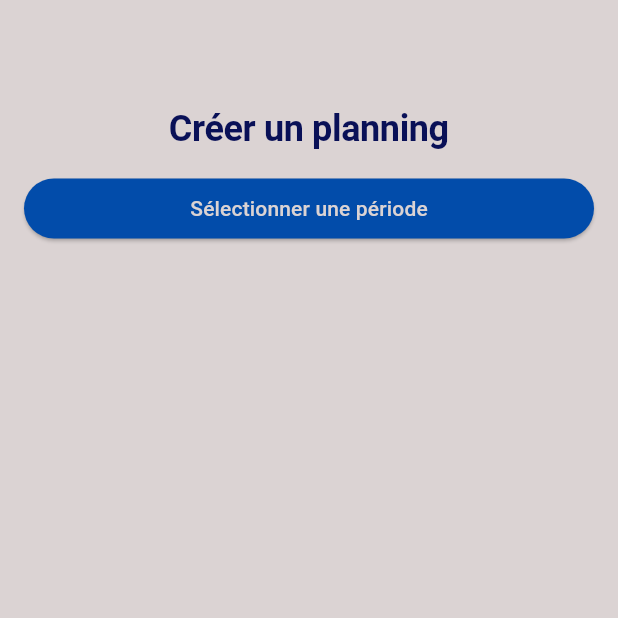
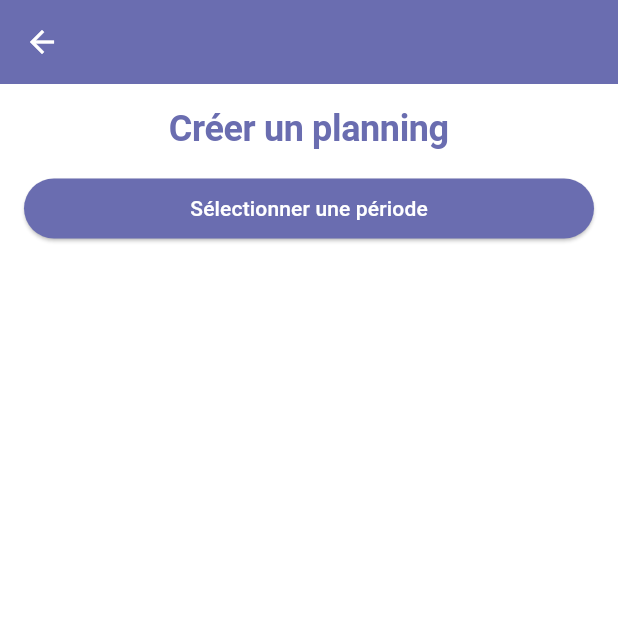
Before and after one commit to val-fcn/mealpy, a Flutter app: the screen it shows once a user with an empty profile is signed in, after a tap on "Créer un planning", on a phone screen of 412 x 824 dp, the top half of it. Run offline on Flutter 3.47's test engine with Material 3 defaults, Android fonts, the phone set to English and light mode, and no system bars; our stand-ins replace cloud_firestore, firebase_auth, firebase_core, flutter_dotenv; accounts and stored records are empty; generated files the repository leaves out were written again.

Commit message:
home screen modified and planning list added

```diff
--- a/lib/screens/home_screen.dart
+++ b/lib/screens/home_screen.dart
@@ -2,6 +2,7 @@ import 'package:flutter/material.dart';
 
 import '../themes/theme.dart';
 import '../widgets/new_planning.dart';
+import '../widgets/planning_list.dart';
 
 class HomeScreen extends StatefulWidget {
   const HomeScreen({super.key});
@@ -30,7 +31,9 @@ class _HomeScreenState extends State<HomeScreen> {
           )
         ],
       ),
-      body: const Center(child: Text('Bienvenue sur l\'application Mealpy !')),
+      body: const Center(
+        child: PlanningList(),
+      ),
     );
   }
 }
--- a/lib/themes/theme.dart
+++ b/lib/themes/theme.dart
@@ -1,11 +1,8 @@
 import "package:flutter/material.dart";
 
 class AppTheme {
-  static const Color backgroundColor = Color(0xFFDBD3D3);
-  static const Color headlineColor = Color(0xFF091057);
-  static const Color paragraphColor = Color(0xFF091057);
-  static const Color buttonColor = Color(0xFF024CAA);
-  static const Color buttonTextColor = Color(0xFFDBD3D3);
+  static const Color backgroundColor = Color(0xFFFFFFFF);
+  static const Color primaryColor = Color(0xFF6A6DB0);
 
   static final ThemeData lightTheme = ThemeData(
     brightness: Brightness.light,
@@ -13,25 +10,25 @@ class AppTheme {
     scaffoldBackgroundColor: backgroundColor,
     textTheme: const TextTheme(
       displayLarge: TextStyle(
-        color: headlineColor,
+        color: primaryColor,
         fontSize: 24,
         fontWeight: FontWeight.bold,
       ),
       bodyLarge: TextStyle(
-        color: paragraphColor,
+        color: primaryColor,
         fontSize: 16,
       ),
     ),
     elevatedButtonTheme: ElevatedButtonThemeData(
       style: ElevatedButton.styleFrom(
-        foregroundColor: buttonTextColor,
-        backgroundColor: buttonColor,
+        foregroundColor: backgroundColor,
+        backgroundColor: primaryColor,
       ),
     ),
     appBarTheme: const AppBarTheme(
-      backgroundColor: backgroundColor,
+      backgroundColor: primaryColor,
       titleTextStyle: TextStyle(
-        color: headlineColor,
+        color: backgroundColor,
         fontSize: 20,
       ),
     ),
--- /dev/null
+++ b/lib/widgets/planning_list.dart
@@ -0,0 +1,37 @@
+import 'package:flutter/material.dart';
+
+import '../models/planning.dart';
+
+class PlanningList extends StatefulWidget {
+  const PlanningList({super.key});
+
+  @override
+  State<PlanningList> createState() => _PlanningListState();
+}
+
+class _PlanningListState extends State<PlanningList> {
+  final List<Planning> _plannings = [];
+  late Widget content;
+
+  @override
+  void initState() {
+    super.initState();
+    content = _plannings.isNotEmpty
+        ? ListView.builder(
+            itemCount: _plannings.length,
+            itemBuilder: (context, index) {
+              return Text(_plannings[index].name);
+            },
+          )
+        : const Center(
+            child: Text('No plannings found'),
+          );
+  }
+
+  @override
+  Widget build(BuildContext context) {
+    return Scaffold(
+      body: content,
+    );
+  }
+}
```
Also changed, not shown: lib/widgets/new_planning.dart (+9 -1 lines).
